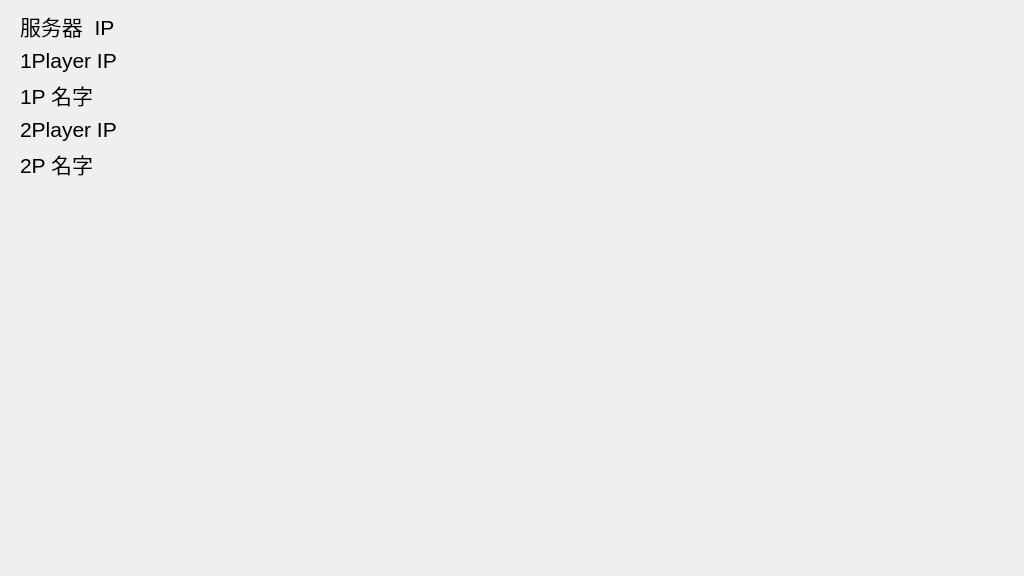
Qt form Server/widget.ui (yap12138/PLAYERUNKNOWN-S-BATTLECARDS) before a commit.
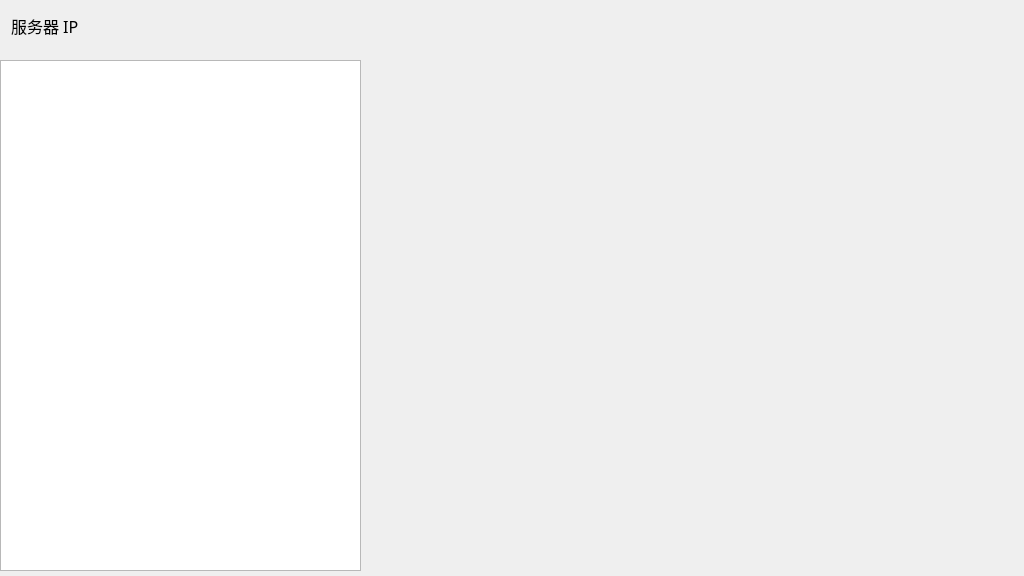
The same form after that commit.

```diff
--- a/Server/widget.ui
+++ b/Server/widget.ui
@@ -31,47 +31,46 @@
   <widget class="QWidget" name="gridLayoutWidget">
    <property name="geometry">
     <rect>
-     <x>10</x>
+     <x>0</x>
      <y>0</y>
-     <width>541</width>
-     <height>203</height>
+     <width>361</width>
+     <height>51</height>
     </rect>
    </property>
-   <layout class="QFormLayout" name="formLayout">
-    <property name="sizeConstraint">
-     <enum>QLayout::SetDefaultConstraint</enum>
+   <layout class="QHBoxLayout" name="horizontalLayout" stretch="3,1,6">
+    <property name="spacing">
+     <number>7</number>
     </property>
-    <property name="fieldGrowthPolicy">
-     <enum>QFormLayout::ExpandingFieldsGrow</enum>
-    </property>
-    <property name="rowWrapPolicy">
-     <enum>QFormLayout::DontWrapRows</enum>
-    </property>
-    <property name="leftMargin">
-     <number>10</number>
-    </property>
-    <property name="topMargin">
-     <number>10</number>
-    </property>
-    <property name="rightMargin">
-     <number>10</number>
-    </property>
-    <property name="bottomMargin">
-     <number>10</number>
-    </property>
-    <item row="0" column="0">
+    <item>
      <widget class="QLabel" name="label">
       <property name="font">
        <font>
-        <pointsize>16</pointsize>
+        <family>宋体</family>
+        <pointsize>12</pointsize>
        </font>
       </property>
       <property name="text">
-       <string>服务器  IP </string>
+       <string>服务器 IP </string>
       </property>
      </widget>
     </item>
-    <item row="0" column="1">
+    <item>
+     <spacer name="horizontalSpacer">
+      <property name="orientation">
+       <enum>Qt::Horizontal</enum>
+      </property>
+      <property name="sizeType">
+       <enum>QSizePolicy::Fixed</enum>
+      </property>
+      <property name="sizeHint" stdset="0">
+       <size>
+        <width>60</width>
+        <height>20</height>
+       </size>
+      </property>
+     </spacer>
+    </item>
+    <item>
      <widget class="QLabel" name="lab_server">
       <property name="font">
        <font>
@@ -83,104 +82,18 @@
       </property>
      </widget>
     </item>
-    <item row="1" column="0">
-     <widget class="QLabel" name="label_2">
-      <property name="font">
-       <font>
-        <pointsize>16</pointsize>
-       </font>
-      </property>
-      <property name="text">
-       <string>1Player IP</string>
-      </property>
-     </widget>
-    </item>
-    <item row="1" column="1">
-     <widget class="QLabel" name="lab_client1">
-      <property name="font">
-       <font>
-        <pointsize>16</pointsize>
-       </font>
-      </property>
-      <property name="text">
-       <string/>
-      </property>
-     </widget>
-    </item>
-    <item row="2" column="0">
-     <widget class="QLabel" name="label_3">
-      <property name="font">
-       <font>
-        <pointsize>16</pointsize>
-       </font>
-      </property>
-      <property name="text">
-       <string>1P 名字</string>
-      </property>
-     </widget>
-    </item>
-    <item row="3" column="0">
-     <widget class="QLabel" name="label_4">
-      <property name="font">
-       <font>
-        <pointsize>16</pointsize>
-       </font>
-      </property>
-      <property name="text">
-       <string>2Player IP</string>
-      </property>
-     </widget>
-    </item>
-    <item row="3" column="1">
-     <widget class="QLabel" name="lab_client2">
-      <property name="font">
-       <font>
-        <pointsize>16</pointsize>
-       </font>
-      </property>
-      <property name="text">
-       <string/>
-      </property>
-     </widget>
-    </item>
-    <item row="4" column="0">
-     <widget class="QLabel" name="label_5">
-      <property name="font">
-       <font>
-        <pointsize>16</pointsize>
-       </font>
-      </property>
-      <property name="text">
-       <string>2P 名字</string>
-      </property>
-     </widget>
-    </item>
-    <item row="2" column="1">
-     <widget class="QLabel" name="lab_client1_name">
-      <property name="font">
-       <font>
-        <pointsize>16</pointsize>
-       </font>
-      </property>
-      <property name="text">
-       <string/>
-      </property>
-     </widget>
-    </item>
-    <item row="4" column="1">
-     <widget class="QLabel" name="lab_client2_name">
-      <property name="font">
-       <font>
-        <pointsize>16</pointsize>
-       </font>
-      </property>
-      <property name="text">
-       <string/>
-      </property>
-     </widget>
-    </item>
    </layout>
   </widget>
+  <widget class="QTableView" name="tableView">
+   <property name="geometry">
+    <rect>
+     <x>0</x>
+     <y>60</y>
+     <width>361</width>
+     <height>511</height>
+    </rect>
+   </property>
+  </widget>
  </widget>
  <layoutdefault spacing="6" margin="11"/>
  <resources/>
```
Left out of the diff: 2 changed lines with no effect on the pictures.
